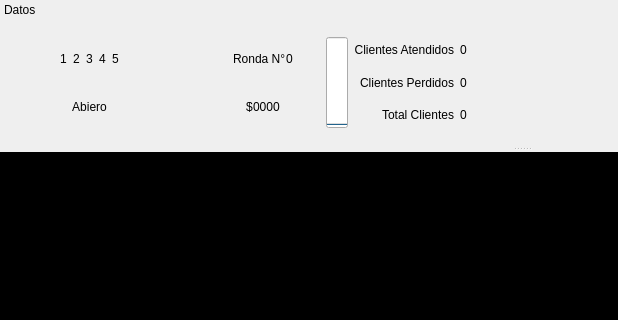
Above: Tareas/T02/frontend/layout/game.ui from benjavicente/iic2233 before the change; both pictures show x 0 to 618 and y 0 to 320 of the 1043 by 670 pixel window. Below: the same form after it.
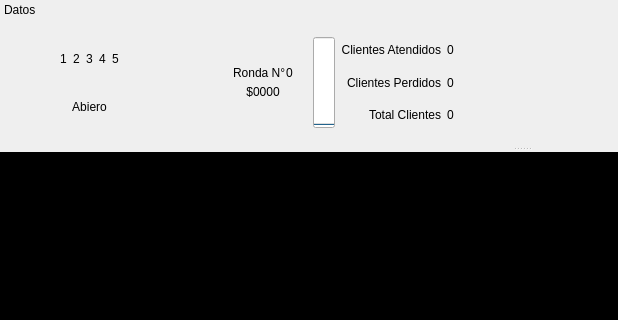
That is the form after the change. Icons and pictures are not drawn.

Diff of the .ui file:
```diff
--- a/Tareas/T02/frontend/layout/game.ui
+++ b/Tareas/T02/frontend/layout/game.ui
@@ -290,8 +290,8 @@
        </property>
        <property name="maximumSize">
         <size>
-         <width>200</width>
-         <height>80</height>
+         <width>300</width>
+         <height>120</height>
         </size>
        </property>
        <property name="text">
@@ -401,11 +401,41 @@
       </spacer>
      </item>
      <item>
-      <widget class="QWidget" name="round_and_money" native="true">
+      <widget class="QFrame" name="round_and_money">
        <layout class="QGridLayout" name="gridLayout_5">
+        <property name="leftMargin">
+         <number>5</number>
+        </property>
+        <property name="topMargin">
+         <number>0</number>
+        </property>
+        <property name="rightMargin">
+         <number>5</number>
+        </property>
+        <property name="bottomMargin">
+         <number>0</number>
+        </property>
+        <property name="horizontalSpacing">
+         <number>0</number>
+        </property>
+        <property name="verticalSpacing">
+         <number>5</number>
+        </property>
         <item row="1" column="0">
          <widget class="QWidget" name="widget_6" native="true">
           <layout class="QGridLayout" name="gridLayout_6">
+           <property name="leftMargin">
+            <number>0</number>
+           </property>
+           <property name="topMargin">
+            <number>0</number>
+           </property>
+           <property name="rightMargin">
+            <number>0</number>
+           </property>
+           <property name="bottomMargin">
+            <number>0</number>
+           </property>
            <item row="0" column="0">
             <widget class="QWidget" name="horizontalWidget_2" native="true">
              <property name="sizePolicy">
@@ -441,6 +471,9 @@
                 <property name="text">
                  <string>$</string>
                 </property>
+                <property name="alignment">
+                 <set>Qt::AlignRight|Qt::AlignTop|Qt::AlignTrailing</set>
+                </property>
                </widget>
               </item>
               <item>
@@ -454,6 +487,9 @@
                 <property name="text">
                  <string>0000</string>
                 </property>
+                <property name="alignment">
+                 <set>Qt::AlignLeading|Qt::AlignLeft|Qt::AlignTop</set>
+                </property>
                </widget>
               </item>
              </layout>
@@ -465,6 +501,21 @@
         <item row="0" column="0">
          <widget class="QWidget" name="widget_7" native="true">
           <layout class="QGridLayout" name="gridLayout_7">
+           <property name="leftMargin">
+            <number>0</number>
+           </property>
+           <property name="topMargin">
+            <number>0</number>
+           </property>
+           <property name="rightMargin">
+            <number>0</number>
+           </property>
+           <property name="bottomMargin">
+            <number>0</number>
+           </property>
+           <property name="spacing">
+            <number>0</number>
+           </property>
            <item row="0" column="0">
             <widget class="QWidget" name="widget_5" native="true">
              <property name="sizePolicy">
@@ -500,6 +551,9 @@
                 <property name="text">
                  <string>Ronda N°</string>
                 </property>
+                <property name="alignment">
+                 <set>Qt::AlignBottom|Qt::AlignLeading|Qt::AlignLeft</set>
+                </property>
                </widget>
               </item>
               <item>
@@ -514,7 +568,7 @@
                  <string>0</string>
                 </property>
                 <property name="alignment">
-                 <set>Qt::AlignLeading|Qt::AlignLeft|Qt::AlignVCenter</set>
+                 <set>Qt::AlignBottom|Qt::AlignLeading|Qt::AlignLeft</set>
                 </property>
                </widget>
               </item>
```
